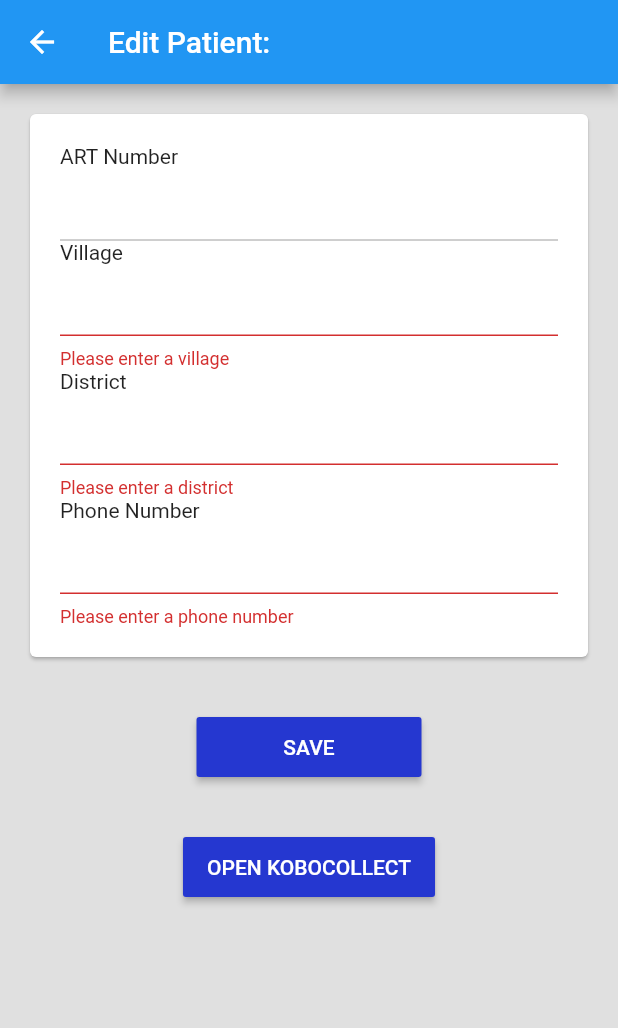
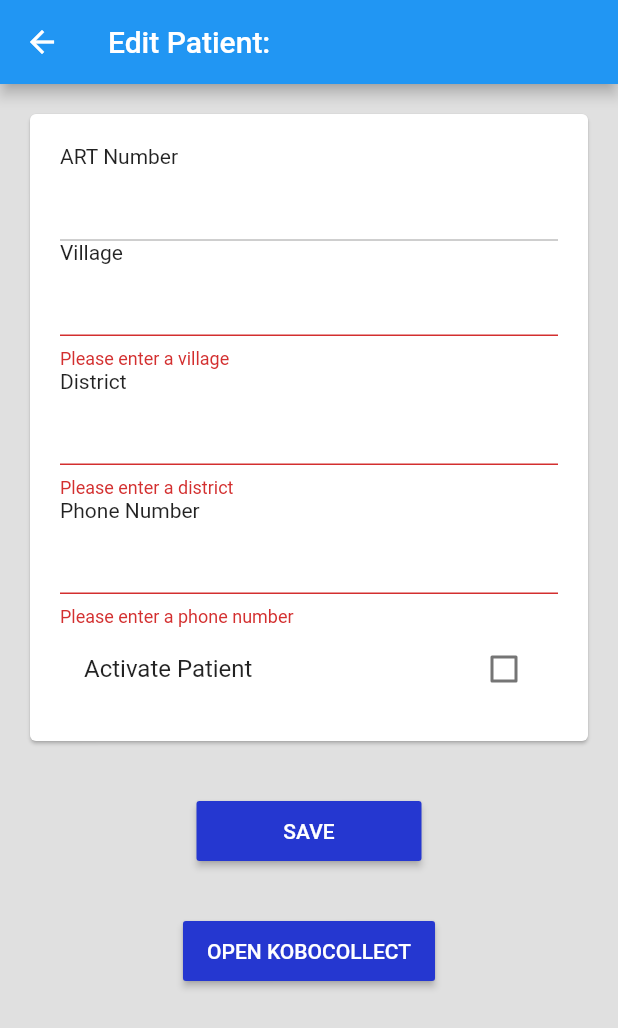
Before and after one commit to chrisly-bear/PEBRApp, a Flutter app: the NewOrEditPatientScreen screen opened directly with empty values, after a tap on "SAVE", on a phone screen of 412 x 824 dp. Shown: the top 1028 px of the screen. Run offline on Flutter 3.47's test engine with Material 2 defaults, Android fonts, the phone set to English and light mode, and no system bars; our stand-ins replace flushbar, shared_preferences, sqflite; accounts and stored records are empty.

Commit message:
Patient can be activated in NewOrEditPatientScreen.

```diff
--- a/lib/database/models/Patient.dart
+++ b/lib/database/models/Patient.dart
@@ -33,9 +33,7 @@ class Patient {
   // Constructors
   // ------------
 
-  Patient(this._artNumber, this.district, this.phoneNumber, this.village) {
-    this._isActivated = true;
-  }
+  Patient(this._artNumber, this.district, this.phoneNumber, this.village, this._isActivated);
 
   Patient.fromMap(map) {
     this._artNumber = map[colARTNumber];
--- a/lib/screens/NewOrEditPatientScreen.dart
+++ b/lib/screens/NewOrEditPatientScreen.dart
@@ -61,6 +61,7 @@ class _NewOrEditPatientFormState extends State<_NewOrEditPatientForm> {
 
   final Patient _existingPatient;
   bool _editModeOn;
+  bool _patientIsActivated = false;
   TextEditingController _artNumberCtr = TextEditingController();
   TextEditingController _villageCtr = TextEditingController();
   TextEditingController _districtCtr = TextEditingController();
@@ -68,6 +69,7 @@ class _NewOrEditPatientFormState extends State<_NewOrEditPatientForm> {
 
   _NewOrEditPatientFormState(this._existingPatient) {
     _editModeOn = _existingPatient != null;
+    _patientIsActivated = _existingPatient?.isActivated ?? false;
     _artNumberCtr.text = _editModeOn ? _existingPatient?.artNumber : null;
     _villageCtr.text = _editModeOn ? _existingPatient?.village : null;
     _districtCtr.text = _editModeOn ? _existingPatient?.district : null;
@@ -176,6 +178,15 @@ class _NewOrEditPatientFormState extends State<_NewOrEditPatientForm> {
                     }
                   },
                 ),
+                CheckboxListTile(
+                  title: Text(
+                    'Activate Patient',
+                  ),
+                  value: _patientIsActivated,
+                  onChanged: (bool newState) {
+                    setState(() { _patientIsActivated = newState; });
+                  },
+                ),
               ],
             ),
           ),
@@ -215,17 +226,18 @@ class _NewOrEditPatientFormState extends State<_NewOrEditPatientForm> {
   }
 
   _onSubmitForm() async {
+    Patient newPatient;
     // Validate will return true if the form is valid, or false if the form is invalid.
-    Patient newPatient;
     if (_formKey.currentState.validate()) {
       if (_editModeOn) { // editing an existing patient
         newPatient = _existingPatient;
         newPatient.village = _villageCtr.text;
         newPatient.district = _districtCtr.text;
         newPatient.phoneNumber = _phoneNumberCtr.text;
+        newPatient.isActivated = _patientIsActivated;
         print('EDITED PATIENT:\n$newPatient');
       } else { // creating a new patient
-        newPatient = Patient(_artNumberCtr.text, _districtCtr.text, _phoneNumberCtr.text, _villageCtr.text);
+        newPatient = Patient(_artNumberCtr.text, _districtCtr.text, _phoneNumberCtr.text, _villageCtr.text, _patientIsActivated);
         print('NEW PATIENT:\n$newPatient');
       }
       await PatientBloc.instance.sinkPatientData(newPatient);
```
